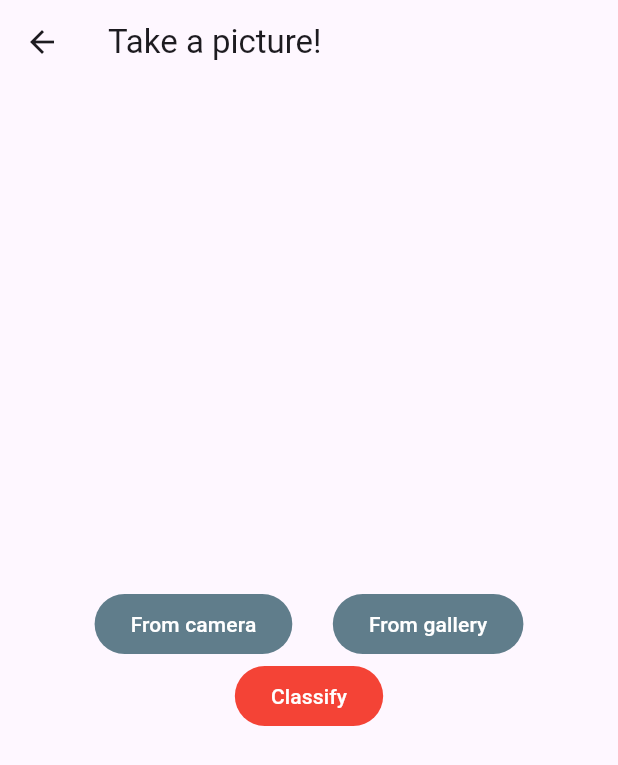
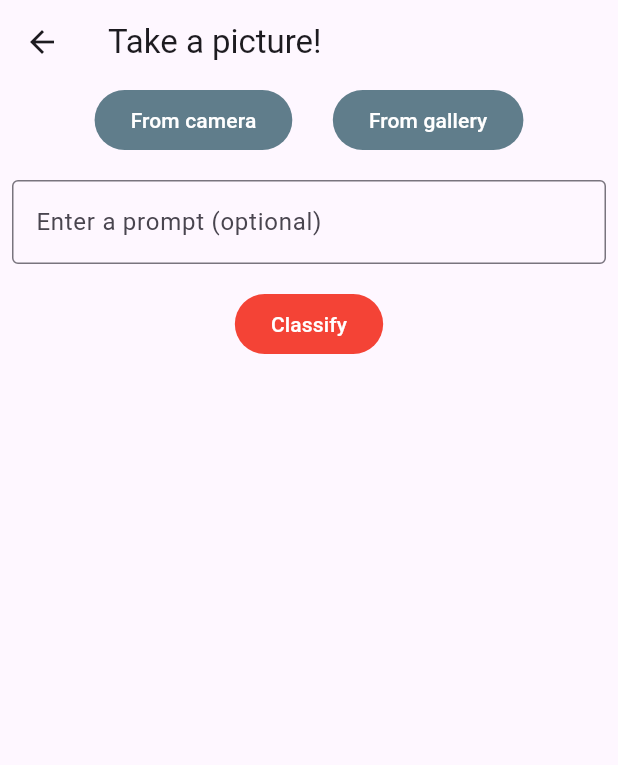
Before and after one commit to kaushik327/carscope, a Flutter app: the ImagePage screen opened by its route, after a tap on "From camera", on a phone screen of 412 x 824 dp. Shown: the top 765 px of the screen. Run offline on Flutter 3.47's test engine with Material 3 defaults, Android fonts, the phone set to English and light mode, and no system bars; our stand-ins replace image_picker; network calls fail.

Commit message:
feat: input prompt, sent to api

```diff
--- a/client/lib/main.dart
+++ b/client/lib/main.dart
@@ -80,19 +80,24 @@ class _ImagePageState extends State<ImagePage> {
   final ImagePicker picker = ImagePicker();
   late String summary;
   bool button_pressed = false;
+  String prompt = "";
 
   Future imageFromGallery() async {
     final XFile? image = await picker.pickImage(source: ImageSource.gallery);
+    if (image != null) {
       setState(() {
-      _image = File(image!.path);
+        _image = File(image.path);
       });
+    }
   }
 
   Future imageFromCamera() async {
     final XFile? image = await picker.pickImage(source: ImageSource.camera);
+    if (image != null) {
       setState(() {
-      _image = File(image!.path);
+        _image = File(image.path);
       });
+    }
   }
 
   Future classify() async {
@@ -106,6 +111,7 @@ class _ImagePageState extends State<ImagePage> {
         filename: '${uuid.v4()}.png'
       )
     );
+    request.fields['prompt'] = prompt;
     var streamedResponse = await request.send();
     var response = await http.Response.fromStream(streamedResponse);
     if (response.statusCode != 200) {
@@ -123,7 +129,8 @@ class _ImagePageState extends State<ImagePage> {
       appBar: AppBar(
         title: const Text('Take a picture!'),
       ),
-      body: Center(
+      body: SingleChildScrollView(
+        child: Center(
           child: Column(
             mainAxisAlignment: MainAxisAlignment.center,
             children: [
@@ -148,6 +155,20 @@ class _ImagePageState extends State<ImagePage> {
                   ),
                 ],
               ),
+              Padding(
+                padding: const EdgeInsets.symmetric(horizontal: 8, vertical: 16),
+                child: TextField(
+                  decoration: const InputDecoration(
+                    border: OutlineInputBorder(),
+                    hintText: 'Enter a prompt (optional)',
+                  ),
+                  onChanged: (value) async {
+                    setState(() {
+                      prompt = value;
+                    });
+                  },
+                ),
+              ),
               FilledButton(
                 style: ButtonStyle(
                   backgroundColor: MaterialStateProperty.all<Color>(Colors.red),
@@ -157,6 +178,7 @@ class _ImagePageState extends State<ImagePage> {
               ),
               button_pressed ? AIResponse(text: summary) : const SizedBox.shrink()
             ]
+          )
         )
       )
     );
```
Also changed, not shown: 1 other file. Lines whose indentation alone changed are shown as unchanged.
